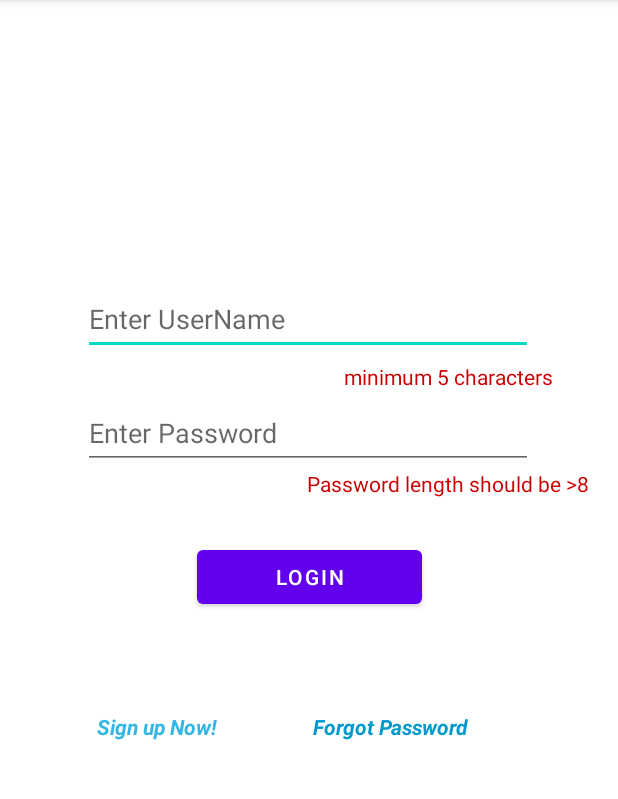
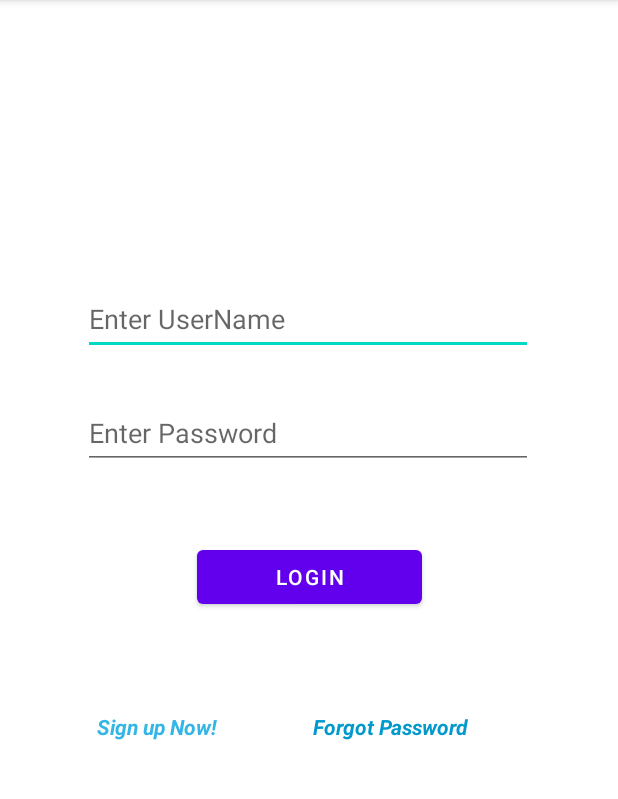
Before and after one commit to jasshu01/My-Ultimate-App, an Android app: the LoginPage screen opened directly, with no data from a screen before it, after a tap on "LOGIN", on a phone screen of 412 x 824 dp, the part 84-883 px from its top. Run offline under Robolectric (Android 15) with nearby library versions, the phone set to English and light mode, and no system bars.

```diff
--- a/app/src/main/java/com/example/myultimateapp/LoginPage.java
+++ b/app/src/main/java/com/example/myultimateapp/LoginPage.java
@@ -37,6 +37,8 @@ public class LoginPage extends AppCompatActivity {
         ForgotPassword = findViewById(R.id.forgotPassword);
         loginButton = findViewById(R.id.loginButton);
 
+        userNameInstructions.setVisibility(View.GONE);
+        passwordInstructions.setVisibility(View.GONE);
         dbHandler handler=new dbHandler(LoginPage.this,"myApp",null,1);
 
         SharedPreferences sp = getSharedPreferences("Current User", MODE_PRIVATE);
@@ -136,16 +138,16 @@ public class LoginPage extends AppCompatActivity {
             @Override
             public void onClick(View view) {
 
-                if(!ValidPassword)
-                {
-                    Toast.makeText(LoginPage.this, "Password is not Valid", Toast.LENGTH_SHORT).show();
-                    return;
-                }
-                if(!ValidUserName)
-                {
-                    Toast.makeText(LoginPage.this, "UserName is not Valid", Toast.LENGTH_SHORT).show();
-                    return;
-                }
+//                if(!ValidPassword)
+//                {
+//                    Toast.makeText(LoginPage.this, "Password is not Valid", Toast.LENGTH_SHORT).show();
+//                    return;
+//                }
+//                if(!ValidUserName)
+//                {
+//                    Toast.makeText(LoginPage.this, "UserName is not Valid", Toast.LENGTH_SHORT).show();
+//                    return;
+//                }
 
 
                 String final_username, final_password;
```
Also changed, not shown: app/src/main/java/com/example/myultimateapp/SignupPage.java (+23 -8 lines).
